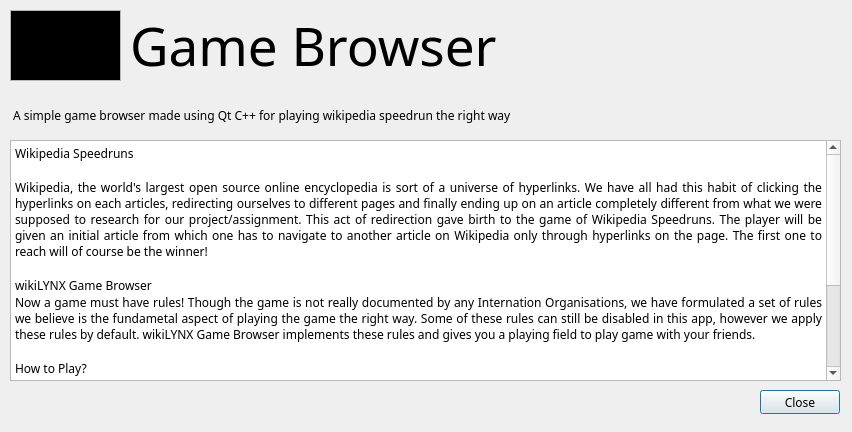
This is wikiLYNX/ui/help.ui in flamboyantpenguin/wikiLYNX as Qt 5 draws it before an edit. The edited form follows.
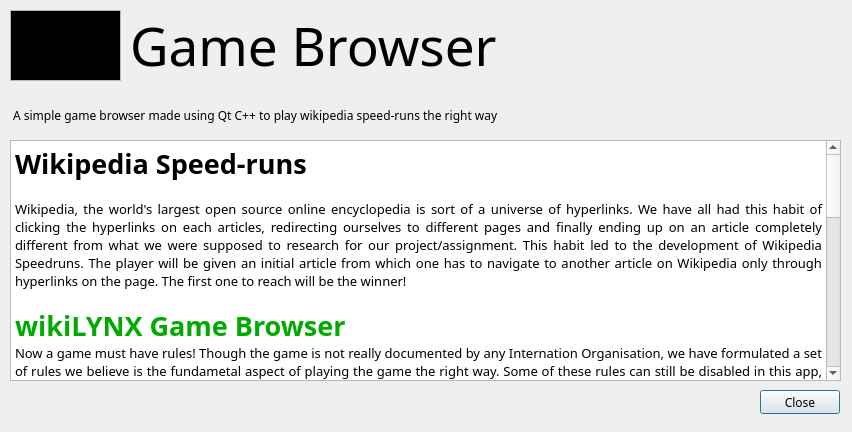
This is the edited form. Icons and pictures are not drawn.

Commit message: Release 1.2.6 - Fixed the bug where new game starts from old checkpoint in previous game - Updated UI - Added License info for Qt - Updated game help - Added tooltips for UI elements

```diff
--- a/wikiLYNX/ui/help.ui
+++ b/wikiLYNX/ui/help.ui
@@ -83,7 +83,7 @@
     </rect>
    </property>
    <property name="text">
-    <string> A simple game browser made using Qt C++ for playing wikipedia speedrun the right way </string>
+    <string> A simple game browser made using Qt C++ to play wikipedia speed-runs the right way </string>
    </property>
   </widget>
   <widget class="QTextBrowser" name="helpView">
@@ -103,15 +103,22 @@
 li.unchecked::marker { content: &quot;\2610&quot;; }
 li.checked::marker { content: &quot;\2612&quot;; }
 &lt;/style&gt;&lt;/head&gt;&lt;body style=&quot; font-family:'Noto Sans'; font-size:10pt; font-weight:400; font-style:normal;&quot;&gt;
-&lt;p align=&quot;justify&quot; style=&quot; margin-top:0px; margin-bottom:0px; margin-left:0px; margin-right:0px; -qt-block-indent:0; text-indent:0px;&quot;&gt;&lt;span style=&quot; font-size:9pt;&quot;&gt;Wikipedia Speedruns&lt;br /&gt;&lt;br /&gt;Wikipedia, the world's largest open source online encyclopedia is sort of a universe of hyperlinks. We have all had this habit of clicking the hyperlinks on each articles, redirecting ourselves to different pages and finally ending up on an article completely different from what we were supposed to research for our project/assignment. This act of redirection gave birth to the game of Wikipedia Speedruns. The player will be given an initial article from which one has to navigate to another article on Wikipedia only through hyperlinks on the page. The first one to reach will of course be the winner! &lt;/span&gt;&lt;/p&gt;
+&lt;p align=&quot;justify&quot; style=&quot; margin-top:0px; margin-bottom:0px; margin-left:0px; margin-right:0px; -qt-block-indent:0; text-indent:0px;&quot;&gt;&lt;span style=&quot; font-size:20pt; font-weight:700;&quot;&gt;Wikipedia Speed-runs&lt;/span&gt;&lt;span style=&quot; font-size:9pt;&quot;&gt;&lt;br /&gt;&lt;br /&gt;&lt;/span&gt;Wikipedia, the world's largest open source online encyclopedia is sort of a universe of hyperlinks. We have all had this habit of clicking the hyperlinks on each articles, redirecting ourselves to different pages and finally ending up on an article completely different from what we were supposed to research for our project/assignment. This habit led to the development of Wikipedia Speedruns. The player will be given an initial article from which one has to navigate to another article on Wikipedia only through hyperlinks on the page. The first one to reach will be the winner! &lt;/p&gt;
 &lt;p style=&quot;-qt-paragraph-type:empty; margin-top:0px; margin-bottom:0px; margin-left:0px; margin-right:0px; -qt-block-indent:0; text-indent:0px; font-size:9pt;&quot;&gt;&lt;br /&gt;&lt;/p&gt;
-&lt;p style=&quot; margin-top:0px; margin-bottom:0px; margin-left:0px; margin-right:0px; -qt-block-indent:0; text-indent:0px;&quot;&gt;&lt;span style=&quot; font-size:9pt;&quot;&gt;wikiLYNX Game Browser&lt;/span&gt;&lt;/p&gt;
-&lt;p align=&quot;justify&quot; style=&quot; margin-top:0px; margin-bottom:0px; margin-left:0px; margin-right:0px; -qt-block-indent:0; text-indent:0px;&quot;&gt;&lt;span style=&quot; font-size:9pt;&quot;&gt;Now a game must have rules! Though the game is not really documented by any Internation Organisations, we have formulated a set of rules we believe is the fundametal aspect of playing the game the right way. Some of these rules can still be disabled in this app, however we apply these rules by default. wikiLYNX Game Browser implements these rules and gives you a playing field to play game with your friends. &lt;/span&gt;&lt;/p&gt;
-&lt;p style=&quot;-qt-paragraph-type:empty; margin-top:0px; margin-bottom:0px; margin-left:0px; margin-right:0px; -qt-block-indent:0; text-indent:0px; font-size:9pt;&quot;&gt;&lt;br /&gt;&lt;/p&gt;
-&lt;p style=&quot; margin-top:0px; margin-bottom:0px; margin-left:0px; margin-right:0px; -qt-block-indent:0; text-indent:0px;&quot;&gt;&lt;span style=&quot; font-size:9pt;&quot;&gt;How to Play?&lt;/span&gt;&lt;/p&gt;
-&lt;p align=&quot;justify&quot; style=&quot; margin-top:0px; margin-bottom:0px; margin-left:0px; margin-right:0px; -qt-block-indent:0; text-indent:0px;&quot;&gt;&lt;span style=&quot; font-size:9pt;&quot;&gt;You can select a level of your choice (you can add custom levels in settings) and start the game. Each level has different checkpoints. You have to reach the checkpoints one by one. The order is incremental that is, you are supposed to reach checkpoint 1 before checkpoint 2. Once you complete all the checkpoints in the right order, you will win the game! You can compete with your friends on the basis of `Time Taken` field in each game. `Time Taken` denotes the time taken to complete the game from start till the end. If you're unable to complete all the checkpoints, it will show the time taken to reach the previous checkpoint. &lt;/span&gt;&lt;/p&gt;
-&lt;p align=&quot;justify&quot; style=&quot; margin-top:0px; margin-bottom:0px; margin-left:0px; margin-right:0px; -qt-block-indent:0; text-indent:0px;&quot;&gt;&lt;span style=&quot; font-size:9pt;&quot;&gt;By default, you are not allowed to access other websites from reference links (this can be turned off in settings), this will restart the current checkpoints. You're also not allowed to change game window, this will end the game abruptly (this can also be turned off in settings). You can access the game logs from gData directory. &lt;/span&gt;&lt;/p&gt;
-&lt;p style=&quot; margin-top:0px; margin-bottom:0px; margin-left:0px; margin-right:0px; -qt-block-indent:0; text-indent:0px;&quot;&gt;&lt;span style=&quot; font-size:9pt;&quot;&gt;You can use the `Edit Level` option to add your own custom levels. &lt;/span&gt;&lt;/p&gt;&lt;/body&gt;&lt;/html&gt;</string>
+&lt;p style=&quot; margin-top:0px; margin-bottom:0px; margin-left:0px; margin-right:0px; -qt-block-indent:0; text-indent:0px;&quot;&gt;&lt;span style=&quot; font-size:20pt; font-weight:700; color:#00aa00;&quot;&gt;wikiLYNX Game Browser&lt;/span&gt;&lt;/p&gt;
+&lt;p align=&quot;justify&quot; style=&quot; margin-top:0px; margin-bottom:0px; margin-left:0px; margin-right:0px; -qt-block-indent:0; text-indent:0px;&quot;&gt;Now a game must have rules! Though the game is not really documented by any Internation Organisation, we have formulated a set of rules we believe is the fundametal aspect of playing the game the right way. Some of these rules can still be disabled in this app, however we apply these rules by default. wikiLYNX Game Browser implements these rules and gives you a game field to play the game with your friends. &lt;/p&gt;
+&lt;p align=&quot;justify&quot; style=&quot;-qt-paragraph-type:empty; margin-top:0px; margin-bottom:0px; margin-left:0px; margin-right:0px; -qt-block-indent:0; text-indent:0px;&quot;&gt;&lt;br /&gt;&lt;/p&gt;
+&lt;p style=&quot; margin-top:0px; margin-bottom:0px; margin-left:0px; margin-right:0px; -qt-block-indent:0; text-indent:0px;&quot;&gt;&lt;span style=&quot; font-size:12pt; font-weight:700;&quot;&gt;How to Play?&lt;/span&gt;&lt;/p&gt;
+&lt;p align=&quot;justify&quot; style=&quot; margin-top:0px; margin-bottom:0px; margin-left:0px; margin-right:0px; -qt-block-indent:0; text-indent:0px;&quot;&gt;Each level in our game systems consists of a some checkpoints. Your initial article will the first checkpoint. You are tasked with navigating to the next checkpoint through the hyperlinks on the page. After reaching the first checkpoint, you should navigate to the next checkpoint. You are not allowed to skip checkpoints. You can see your next checkpoint on the status bar below the browser or on the Checkpoints Dialog. Each level has a predefined timer. The game ends abrubtly when the timer ends. For competing with your friends, you can use the `Time Taken` field to declare the winner. Time Taken denotes the time taken by the user to finish the level from start till the end. If a player is unable to reach the last checkpoint, the `Time Taken` field denotes the time taken to reach the last checkpoint. &lt;/p&gt;
+&lt;p align=&quot;justify&quot; style=&quot; margin-top:0px; margin-bottom:0px; margin-left:0px; margin-right:0px; -qt-block-indent:0; text-indent:0px;&quot;&gt;We have included some interesting levels by default. You can add your own levels in the `Edit Leve` option in settings. You can also export your levels as a JSON file to share it with your friends. Download more levels from &lt;a href=&quot;https://archive.pcland.co.in/DAWN/Projects/wikiLYNX/levels&quot;&gt;&lt;span style=&quot; text-decoration: underline; color:#007af4;&quot;&gt;https://archive.pcland.co.in/DAWN/Projects/wikiLYNX/levels&lt;/span&gt;&lt;/a&gt;&lt;/p&gt;
+&lt;p style=&quot;-qt-paragraph-type:empty; margin-top:0px; margin-bottom:0px; margin-left:0px; margin-right:0px; -qt-block-indent:0; text-indent:0px; text-decoration: underline; color:#007af4;&quot;&gt;&lt;br /&gt;&lt;/p&gt;
+&lt;p align=&quot;justify&quot; style=&quot; margin-top:0px; margin-bottom:0px; margin-left:0px; margin-right:0px; -qt-block-indent:0; text-indent:0px;&quot;&gt;The name you enter in the text field in the welcome dialog is used to register in the leaderboard. The leaderboard can have only 12 names for each level. If you do not enter any name, your name will be registered as `Blondie`. You will know what this means if you have watched a certain Western Cowboy film released in 1966. &lt;/p&gt;
+&lt;p align=&quot;justify&quot; style=&quot;-qt-paragraph-type:empty; margin-top:0px; margin-bottom:0px; margin-left:0px; margin-right:0px; -qt-block-indent:0; text-indent:0px; text-decoration: underline; color:#007af4;&quot;&gt;&lt;br /&gt;&lt;/p&gt;
+&lt;p align=&quot;justify&quot; style=&quot; margin-top:0px; margin-bottom:0px; margin-left:0px; margin-right:0px; -qt-block-indent:0; text-indent:0px;&quot;&gt;By default, you are not allowed to access websites outside Wikipedia from reference links. Doing so will restart the current checkpoint. You're also not allowed to change game window, this will end the game abruptly. These settings can be turned off in settings. &lt;/p&gt;
+&lt;p align=&quot;justify&quot; style=&quot;-qt-paragraph-type:empty; margin-top:0px; margin-bottom:0px; margin-left:0px; margin-right:0px; -qt-block-indent:0; text-indent:0px;&quot;&gt;&lt;br /&gt;&lt;/p&gt;
+&lt;p align=&quot;justify&quot; style=&quot; margin-top:0px; margin-bottom:0px; margin-left:0px; margin-right:0px; -qt-block-indent:0; text-indent:0px;&quot;&gt;Apart from seeing the Leaderboads, you can see more detailed info about the Game in the directory named gData. This is usally seen in the Program Files folder of Windows or in your Home Directory in Linux. This logs directory contain more detailed info about the game. We initially developed this software to conduct Wikipedia speed-runs as a competition in our college. So as a measure de security, the game logs all the URLs accessed in a game. The article accessed at the end of the game is also saved as a PDF. Some other details are stored in a file named `report.txt`. You can find all these files in gData/logs in a folder named `instanceYYYYMMDDHHMMSS`, denoting the starting time of the game session. &lt;/p&gt;
+&lt;p align=&quot;justify&quot; style=&quot;-qt-paragraph-type:empty; margin-top:0px; margin-bottom:0px; margin-left:0px; margin-right:0px; -qt-block-indent:0; text-indent:0px;&quot;&gt;&lt;br /&gt;&lt;/p&gt;
+&lt;p style=&quot; margin-top:0px; margin-bottom:0px; margin-left:0px; margin-right:0px; -qt-block-indent:0; text-indent:0px;&quot;&gt;Your feedback about this game is valuable to us. You can submit your feedback &lt;a href=&quot;https://forms.gle/SScZKbFLFBffdVay8&quot;&gt;&lt;span style=&quot; text-decoration: underline; color:#007af4;&quot;&gt;here&lt;/span&gt;&lt;/a&gt;. &lt;/p&gt;&lt;/body&gt;&lt;/html&gt;</string>
    </property>
   </widget>
  </widget>
```
Left out of the diff: 3 changed lines with no effect on the pictures. The commit also changes 20 other files.
